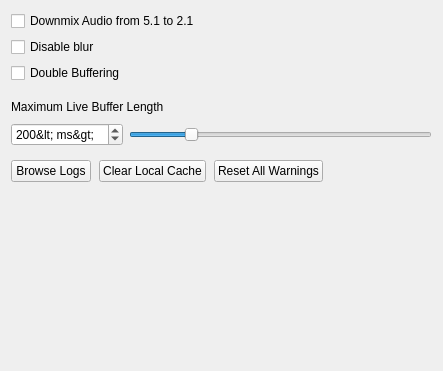
Before: the Qt Designer form vms/client/nx_vms_client_desktop/src/ui/widgets/local_settings/advanced_settings_widget.ui in networkoptix/nx_open, drawn with Qt 5.
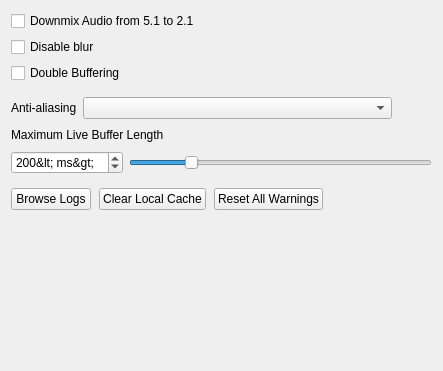
After: the same form once the commit is applied. Custom widgets are drawn as their Qt base class.

Commit message:
VMS-16704: Enable antialiasing on the main scene and add a setting for it
Branch: vms_4.1

Patch:
```diff
--- a/vms/client/nx_vms_client_desktop/src/ui/widgets/local_settings/advanced_settings_widget.ui
+++ b/vms/client/nx_vms_client_desktop/src/ui/widgets/local_settings/advanced_settings_widget.ui
@@ -65,6 +65,33 @@
      </item>
     </layout>
    </item>
+   <item>
+    <layout class="QHBoxLayout" name="horizontalLayout_4" stretch="0,1,0">
+     <item>
+      <widget class="QLabel" name="antialiasingLabel">
+       <property name="text">
+        <string>Anti-aliasing</string>
+       </property>
+      </widget>
+     </item>
+     <item>
+      <widget class="QComboBox" name="antiAliasingComboBox"/>
+     </item>
+     <item>
+      <spacer name="horizontalSpacer_4">
+       <property name="orientation">
+        <enum>Qt::Horizontal</enum>
+       </property>
+       <property name="sizeHint" stdset="0">
+        <size>
+         <width>40</width>
+         <height>20</height>
+        </size>
+       </property>
+      </spacer>
+     </item>
+    </layout>
+   </item>
    <item>
     <layout class="QHBoxLayout" name="maximumLiveBufferLengthLabelLayout" stretch="0,1,0">
      <property name="spacing">
```
The commit also changes 6 other files.
